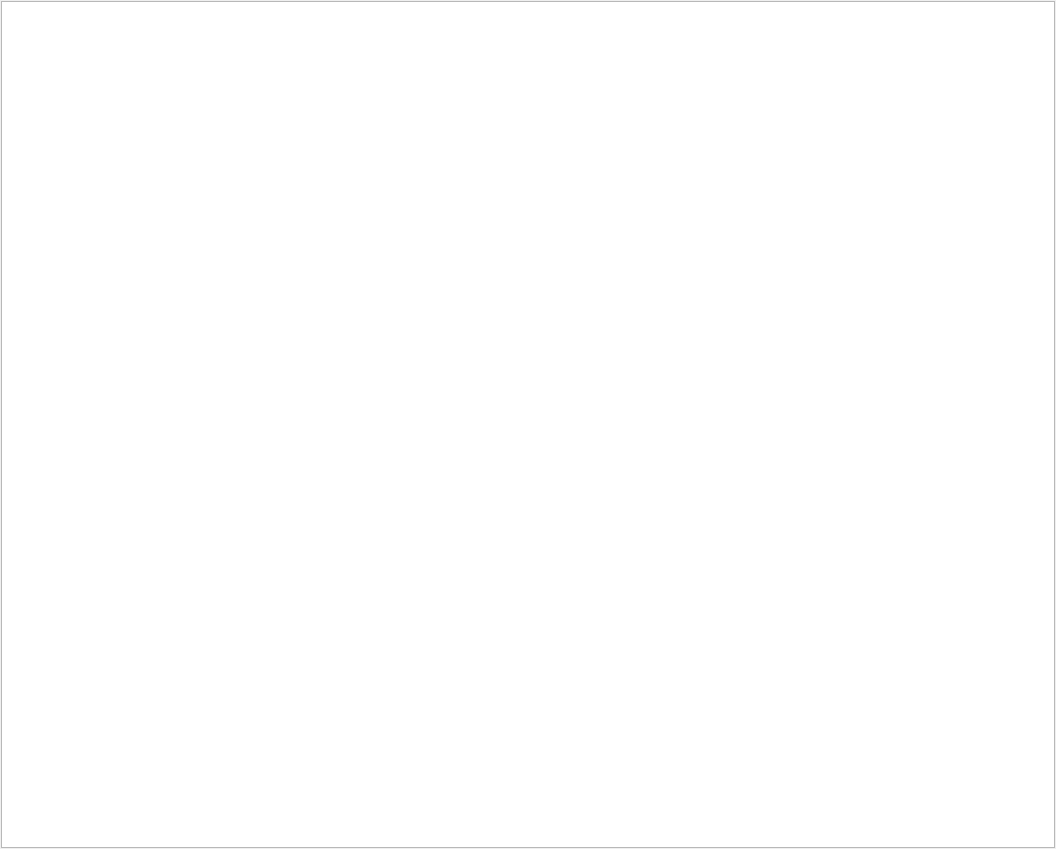
The window that src/plugins/choroid/choroidtab.ui (0xd34df00d/leechcraft) describes before a commit, drawn with Qt 5.
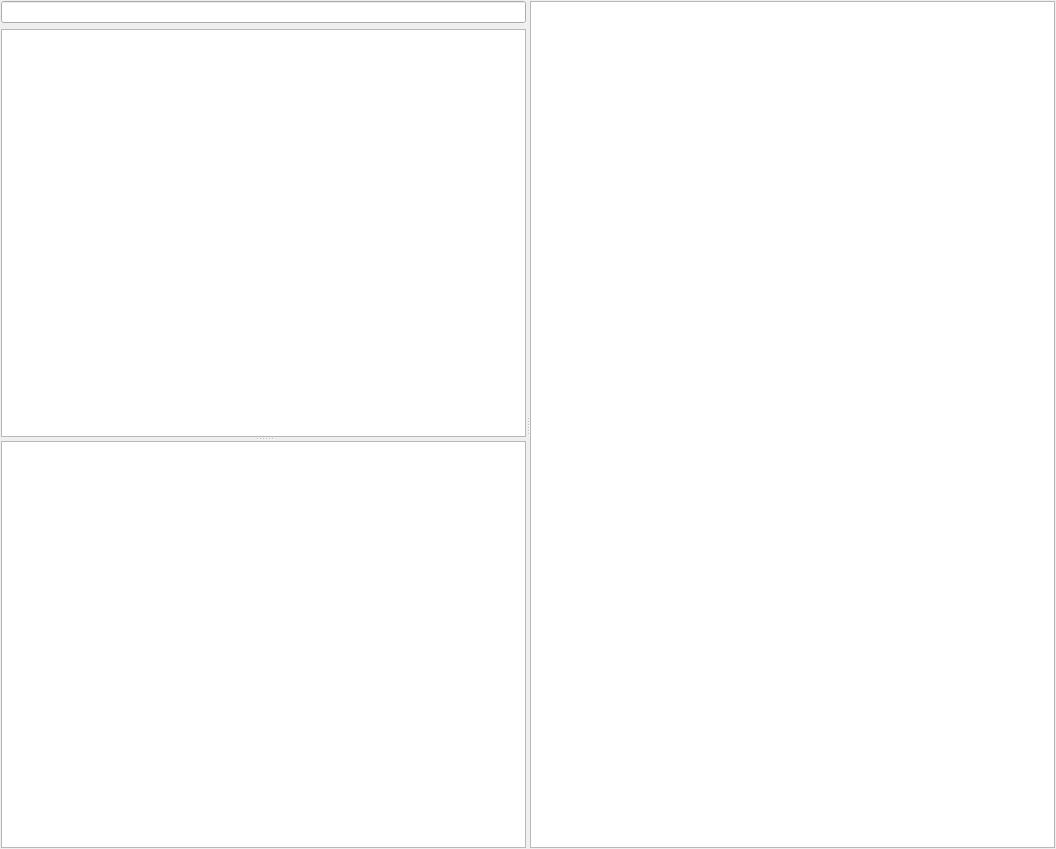
The same window after the commit.

Commit message: Choroid: somewhat working.

Diff of the .ui file:
```diff
--- a/src/plugins/choroid/choroidtab.ui
+++ b/src/plugins/choroid/choroidtab.ui
@@ -13,12 +13,33 @@
   <property name="windowTitle">
    <string/>
   </property>
-  <layout class="QVBoxLayout" name="verticalLayout">
+  <layout class="QVBoxLayout" name="verticalLayout_2">
    <property name="margin">
     <number>1</number>
    </property>
    <item>
-    <widget class="QGraphicsView" name="View_"/>
+    <widget class="QSplitter" name="VertSplitter_">
+     <property name="orientation">
+      <enum>Qt::Horizontal</enum>
+     </property>
+     <widget class="QWidget" name="">
+      <layout class="QVBoxLayout" name="verticalLayout">
+       <item>
+        <widget class="QLineEdit" name="PathEdit_"/>
+       </item>
+       <item>
+        <widget class="QSplitter" name="LeftSplitter_">
+         <property name="orientation">
+          <enum>Qt::Vertical</enum>
+         </property>
+         <widget class="QTreeView" name="DirTree_"/>
+         <widget class="QTreeView" name="FilesList_"/>
+        </widget>
+       </item>
+      </layout>
+     </widget>
+     <widget class="QGraphicsView" name="View_"/>
+    </widget>
    </item>
   </layout>
  </widget>
```
The commit also changes 2 other files.
